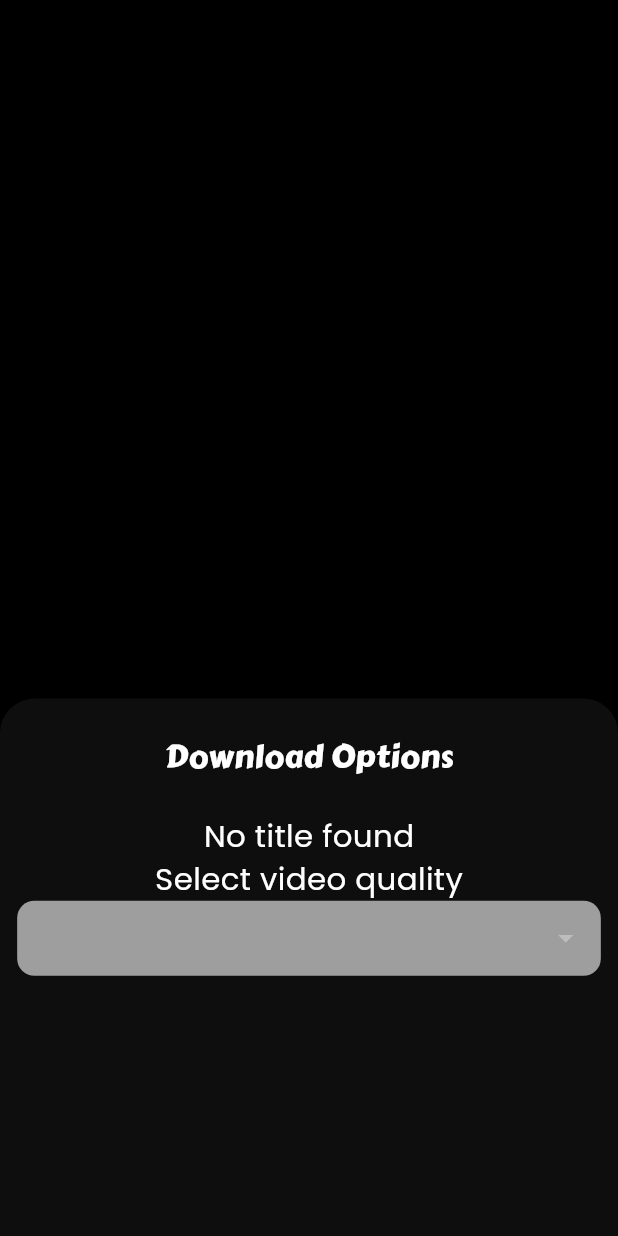
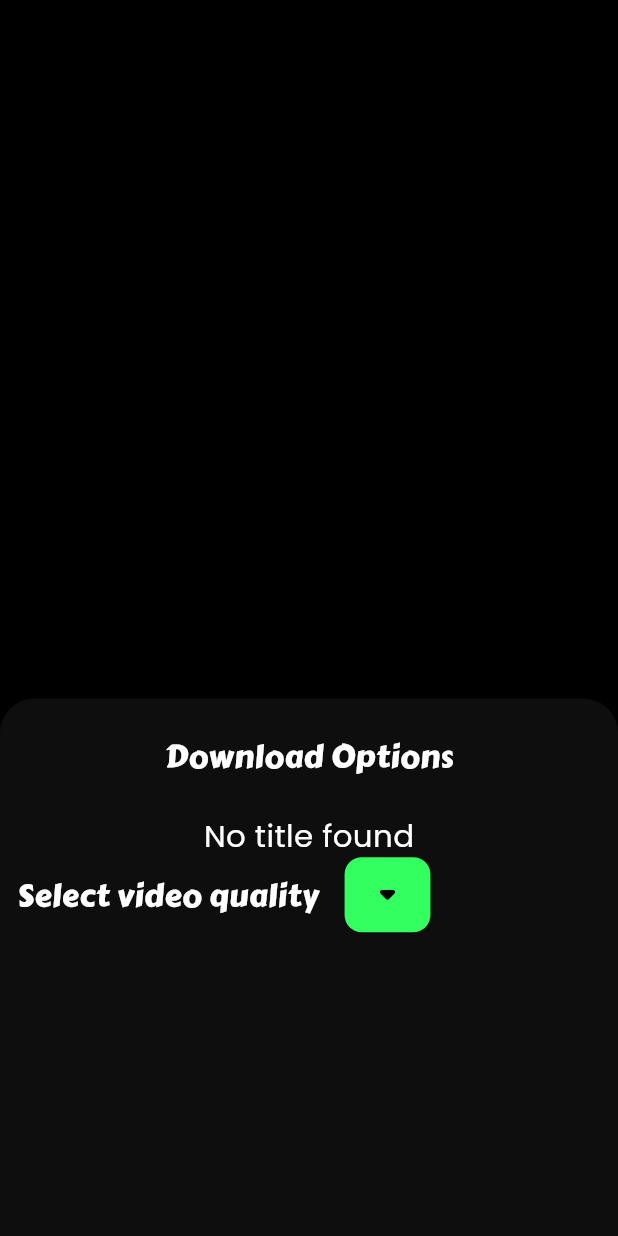
Before and after one commit to DUDU0123/VidSwift-Youtube-Video-Downloader, a Flutter app: what downloadOptionsShowBottomSheet() shows on an empty page, opened directly, on a phone screen of 412 x 824 dp. Run offline on Flutter 3.47's test engine with Material 3 defaults, Android fonts, the phone set to English and light mode, and no system bars; our stand-ins replace dio, equatable, flutter_screenutil, get, lottie, permission_handler and 1 more; missing offline and left inert: youtube_explode_dart; network calls fail.

Commit message:
some changes

```diff
--- a/lib/controllers/home_page_controller.dart
+++ b/lib/controllers/home_page_controller.dart
@@ -9,13 +9,18 @@ class HomePageController extends GetxController{
   TextEditingController ytVideolinkController = TextEditingController();
   VideoRepository videoRepository = VideoRepository();
   VideoModel? videoModel;
-  String errorMessage = '';
+  String selectedQuality = '360p';
   bool isLoading = false;
-  String videoDownloadProgress = '0';
+  String videoDownloadProgress = '1080';
   void pasteLink(){
     Clipboard.getData(Clipboard.kTextPlain).then((value) {
       ytVideolinkController.text = value?.text ?? "";
    });
+  }
+
+  void updateSelectedQuality({required String selectedValue}){
+    selectedQuality = selectedValue;
+    update();
   }
 
   void clearField(){
--- a/lib/model/video_model/video_model.dart
+++ b/lib/model/video_model/video_model.dart
@@ -8,7 +8,7 @@ class VideoModel extends Equatable {
   final String? videoThumbnailUrl;
   final Duration? videoDuration;
   final List<String>? availableVideoQualities;
-  final Map<String, String>? videoQualityListWithUrl;
+  final List<Map<String, String>>? videoQualityListWithUrl;
   const VideoModel({
     this.videoId,
     this.videoTitle,
@@ -28,7 +28,7 @@ class VideoModel extends Equatable {
     String? videoThumbnailUrl,
     Duration? videoDuration,
     List<String>? availableVideoQualities,
-    Map<String, String>? videoQualityListWithUrl,
+    List<Map<String, String>>? videoQualityListWithUrl,
   }) {
     return VideoModel(
       videoId: videoId ?? this.videoId,
--- a/lib/views/home_page/utils/download_options_show_bottom_sheet.dart
+++ b/lib/views/home_page/utils/download_options_show_bottom_sheet.dart
@@ -20,6 +20,7 @@ Future<dynamic> downloadOptionsShowBottomSheet(BuildContext context) {
                   topRight: Radius.circular(20.r),
                 ),
               ),
+              child: SingleChildScrollView(
                 child: Column(
                   children: [
                     AppConstraints.kHeight20,
@@ -38,15 +39,23 @@ Future<dynamic> downloadOptionsShowBottomSheet(BuildContext context) {
                         fontSize: 18.sp,
                       ),
                     ),
+                    Row(
+                      children: [
                         Text(
                           "Select video quality",
                           style: textStyle(
-                      fontFamily: AppFonts.poppins,
+                            fontFamily: AppFonts.carterOne,
                             fontSize: 18.sp,
                           ),
                         ),
+                        AppConstraints.kWidth15,
                         const VideoResolutionQualitySelectionWidget(),
                       ],
+                    ),
+
+
+                  ],
+                ),
               ),
             );
           }
--- a/lib/views/home_page/widgets/video_resolution_quality_selection_widget.dart
+++ b/lib/views/home_page/widgets/video_resolution_quality_selection_widget.dart
@@ -1,3 +1,5 @@
+import 'dart:developer';
+
 import 'package:youtube_video_downloader/controllers/home_page_controller.dart';
 import 'package:youtube_video_downloader/utils/constants/app_global_imports.dart';
 
@@ -8,39 +10,53 @@ class VideoResolutionQualitySelectionWidget extends StatelessWidget {
 
   @override
   Widget build(BuildContext context) {
-    return GetBuilder<HomePageController>(
-      builder: (homePageController) {
-        return Container(
+    return GetBuilder<HomePageController>(builder: (homePageController) {
+      List<Map<String, String>> uniqueQualities = [];
+      homePageController.videoModel?.videoQualityListWithUrl
+          ?.forEach((videoQuality) {
+        if (!uniqueQualities
+            .any((item) => item["quality"] == videoQuality["quality"])) {
+          uniqueQualities.add(videoQuality);
+        }
+      });
+      return IntrinsicWidth(
+        child: Container(
           height: 50,
           padding: EdgeInsets.symmetric(horizontal: 10.w),
           decoration: BoxDecoration(
-          color: AppColors.kGrey,
+            color: AppColors.kGreenButtonGradientOne,
             borderRadius: BorderRadius.circular(10.r),
           ),
           child: DropdownButtonHideUnderline(
             child: DropdownButton<String>(
-            value: homePageController.videoModel?.videoQualityListWithUrl?.entries.first.key,
+              icon: Icon(Icons.arrow_drop_down_rounded, color: AppColors.kBlack,size: 30.sp,),
+              value: homePageController.selectedQuality.isNotEmpty
+                    ? homePageController.selectedQuality
+                    : null,
               isExpanded: true,
-            items: homePageController.videoModel?.videoQualityListWithUrl?.keys.map((videoQuality) {
+              items: uniqueQualities.map(
+                (videoQuality) {
                   return DropdownMenuItem<String>(
-                value: videoQuality,
+                    value: videoQuality["quality"],
                     child: Text(
-                  videoQuality,
+                      videoQuality["quality"] ?? '',
                       style: textStyle(
                         fontFamily: AppFonts.poppins,
                         fontSize: 14.sp,
-                    color: AppColors.kBlackDarkShade,
+                        color: AppColors.kBlack,
                       ),
                     ),
                   );
-            },).toList(),
+                },
+              ).toList(),
               onChanged: (newValue) {
-              // homePageController.updateSelectedQuality(newValue!);
+                homePageController.updateSelectedQuality(
+                    selectedValue: newValue!);
               },
             ),
           ),
+        ),
       );
-      }
-    );
+    });
   }
 }
```
Also changed, not shown: lib/repositories/video_repository/video_repository.dart (+6 -8 lines). Lines whose indentation alone changed are shown as unchanged.
